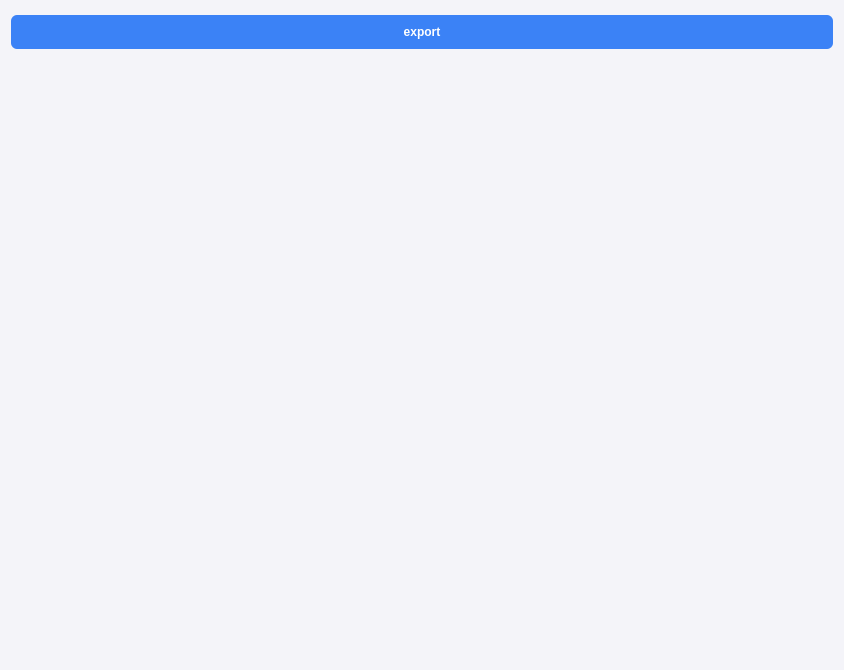
Qt form Uis/export_ui.ui (AsciiNomads/maxdiff) before a commit.
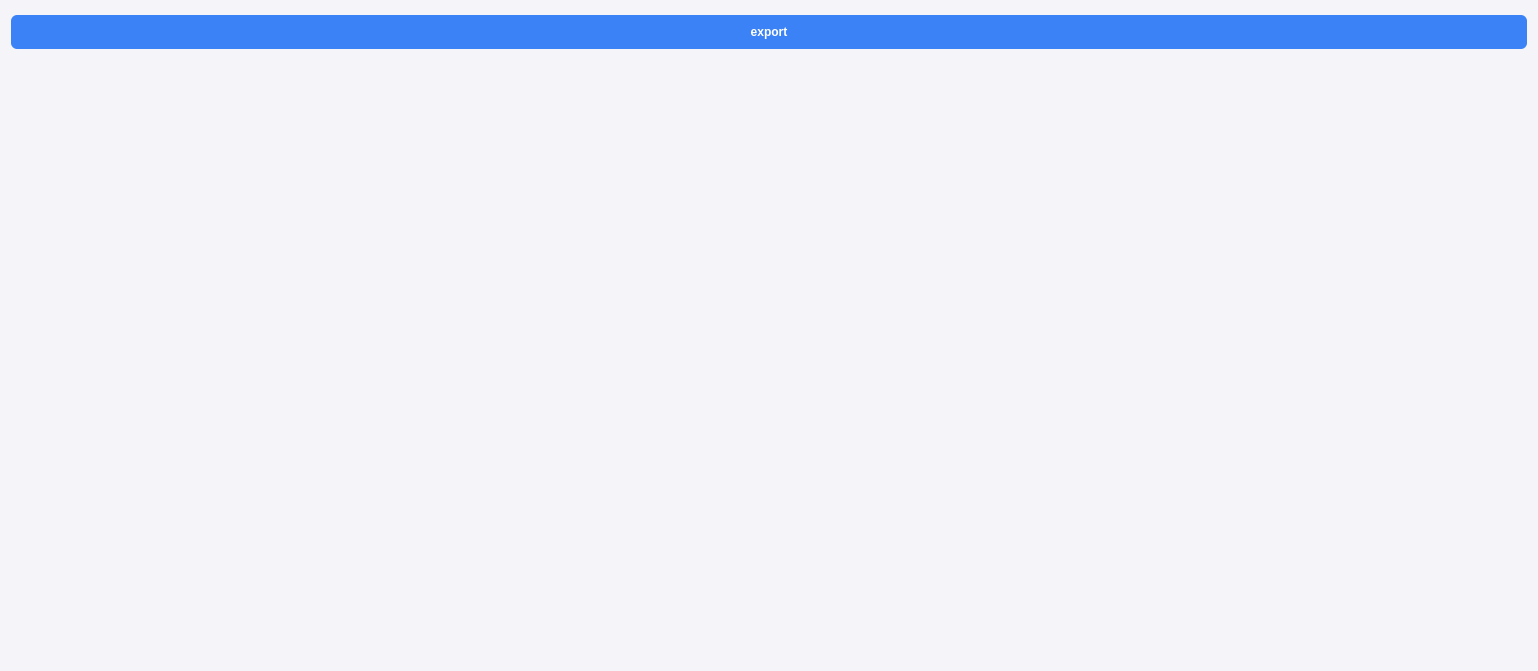
The same form after that commit. Icons and pictures are not drawn.

Commit message: Fix image size in export page

```diff
--- a/Uis/export_ui.ui
+++ b/Uis/export_ui.ui
@@ -6,10 +6,16 @@
    <rect>
     <x>0</x>
     <y>0</y>
-    <width>844</width>
-    <height>670</height>
+    <width>1538</width>
+    <height>671</height>
    </rect>
   </property>
+  <property name="sizePolicy">
+   <sizepolicy hsizetype="Fixed" vsizetype="Maximum">
+    <horstretch>0</horstretch>
+    <verstretch>0</verstretch>
+   </sizepolicy>
+  </property>
   <property name="windowTitle">
    <string>Form</string>
   </property>
@@ -171,17 +177,23 @@
            <bool>true</bool>
           </property>
           <property name="sizePolicy">
-           <sizepolicy hsizetype="Fixed" vsizetype="Preferred">
+           <sizepolicy hsizetype="Maximum" vsizetype="Maximum">
             <horstretch>0</horstretch>
             <verstretch>0</verstretch>
            </sizepolicy>
           </property>
           <property name="minimumSize">
            <size>
-            <width>400</width>
+            <width>1500</width>
             <height>400</height>
            </size>
           </property>
+          <property name="maximumSize">
+           <size>
+            <width>1500</width>
+            <height>16777215</height>
+           </size>
+          </property>
           <property name="baseSize">
            <size>
             <width>600</width>
```
Left out of the diff: 2 changed lines with no effect on the pictures. The commit also changes 2 other files.
